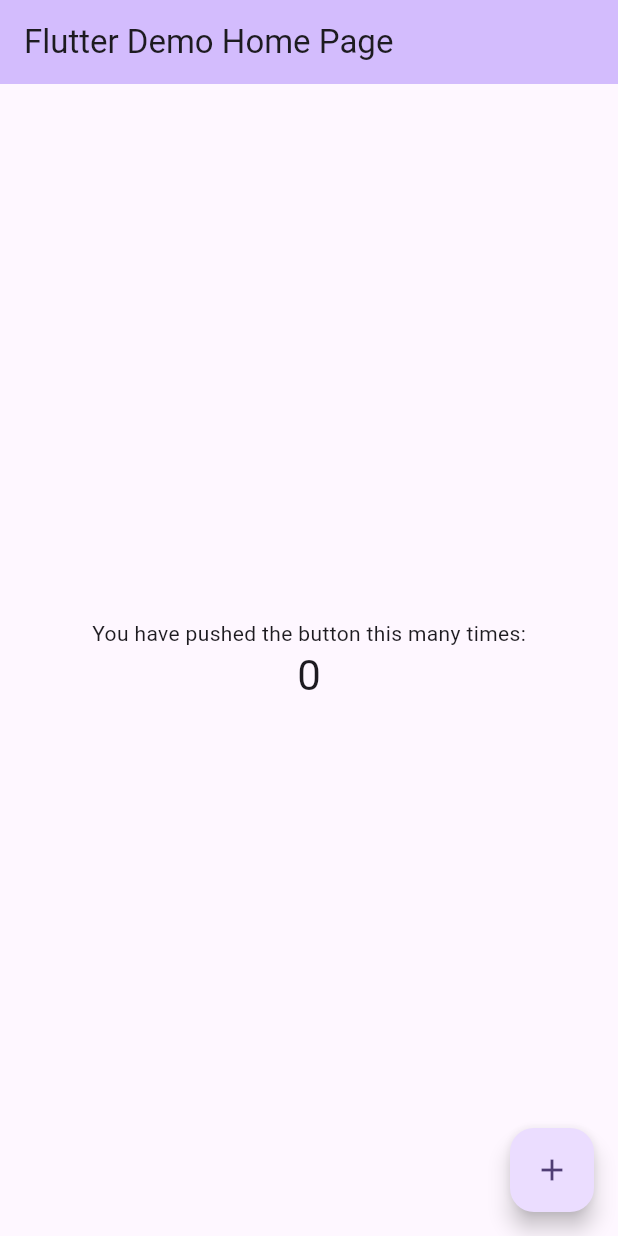
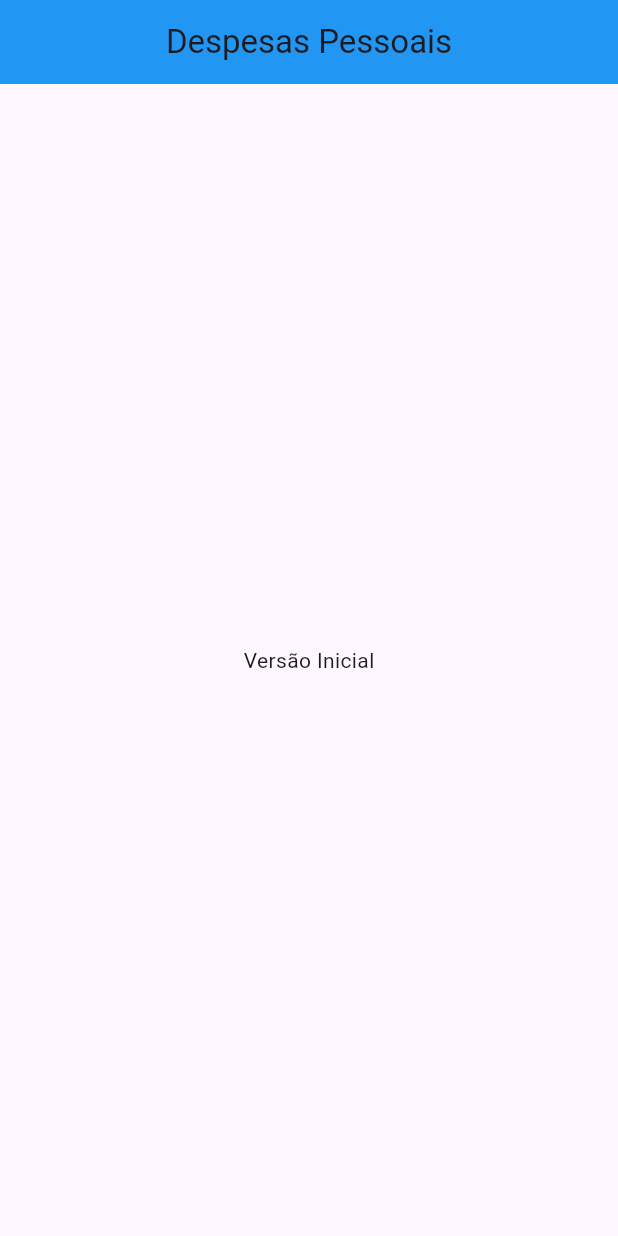
Before and after one commit to MarcosVenicioSJr/Expenses, a Flutter app: the screen it shows after launch, on a phone screen of 412 x 824 dp. Run offline on Flutter 3.47's test engine with Material 3 defaults, Android fonts, the phone set to English and light mode, and no system bars.

Commit message:
Add estrutura da main.dar

```diff
--- a/lib/main.dart
+++ b/lib/main.dart
@@ -1,122 +1,32 @@
 import 'package:flutter/material.dart';
 
-void main() {
-  runApp(const MyApp());
+main() {
+  runApp(const ExpensesApp());
 }
 
-class MyApp extends StatelessWidget {
-  const MyApp({super.key});
+class ExpensesApp extends StatelessWidget {
+  const ExpensesApp({super.key});
 
-  // This widget is the root of your application.
   @override
   Widget build(BuildContext context) {
-    return MaterialApp(
-      title: 'Flutter Demo',
-      theme: ThemeData(
-        // This is the theme of your application.
-        //
-        // TRY THIS: Try running your application with "flutter run". You'll see
-        // the application has a purple toolbar. Then, without quitting the app,
-        // try changing the seedColor in the colorScheme below to Colors.green
-        // and then invoke "hot reload" (save your changes or press the "hot
-        // reload" button in a Flutter-supported IDE, or press "r" if you used
-        // the command line to start the app).
-        //
-        // Notice that the counter didn't reset back to zero; the application
-        // state is not lost during the reload. To reset the state, use hot
-        // restart instead.
-        //
-        // This works for code too, not just values: Most code changes can be
-        // tested with just a hot reload.
-        colorScheme: ColorScheme.fromSeed(seedColor: Colors.deepPurple),
+    return MaterialApp(home: MyHome());
+  }
+}
+
+class MyHome extends StatelessWidget {
+  const MyHome({super.key});
+
+  @override
+  Widget build(BuildContext context) {
+    return Scaffold(
+      appBar: AppBar(
+        backgroundColor: Colors.blue,
+        title: Text("Despesas Pessoais"),
+        centerTitle: true,
       ),
-      home: const MyHomePage(title: 'Flutter Demo Home Page'),
+      body: Center(
+        child: Text("Versão Inicial")
+      )
     );
   }
 }
-
-class MyHomePage extends StatefulWidget {
-  const MyHomePage({super.key, required this.title});
-
-  // This widget is the home page of your application. It is stateful, meaning
-  // that it has a State object (defined below) that contains fields that affect
-  // how it looks.
-
-  // This class is the configuration for the state. It holds the values (in this
-  // case the title) provided by the parent (in this case the App widget) and
-  // used by the build method of the State. Fields in a Widget subclass are
-  // always marked "final".
-
-  final String title;
-
-  @override
-  State<MyHomePage> createState() => _MyHomePageState();
-}
-
-class _MyHomePageState extends State<MyHomePage> {
-  int _counter = 0;
-
-  void _incrementCounter() {
-    setState(() {
-      // This call to setState tells the Flutter framework that something has
-      // changed in this State, which causes it to rerun the build method below
-      // so that the display can reflect the updated values. If we changed
-      // _counter without calling setState(), then the build method would not be
-      // called again, and so nothing would appear to happen.
-      _counter++;
-    });
-  }
-
-  @override
-  Widget build(BuildContext context) {
-    // This method is rerun every time setState is called, for instance as done
-    // by the _incrementCounter method above.
-    //
-    // The Flutter framework has been optimized to make rerunning build methods
-    // fast, so that you can just rebuild anything that needs updating rather
-    // than having to individually change instances of widgets.
-    return Scaffold(
-      appBar: AppBar(
-        // TRY THIS: Try changing the color here to a specific color (to
-        // Colors.amber, perhaps?) and trigger a hot reload to see the AppBar
-        // change color while the other colors stay the same.
-        backgroundColor: Theme.of(context).colorScheme.inversePrimary,
-        // Here we take the value from the MyHomePage object that was created by
-        // the App.build method, and use it to set our appbar title.
-        title: Text(widget.title),
-      ),
-      body: Center(
-        // Center is a layout widget. It takes a single child and positions it
-        // in the middle of the parent.
-        child: Column(
-          // Column is also a layout widget. It takes a list of children and
-          // arranges them vertically. By default, it sizes itself to fit its
-          // children horizontally, and tries to be as tall as its parent.
-          //
-          // Column has various properties to control how it sizes itself and
-          // how it positions its children. Here we use mainAxisAlignment to
-          // center the children vertically; the main axis here is the vertical
-          // axis because Columns are vertical (the cross axis would be
-          // horizontal).
-          //
-          // TRY THIS: Invoke "debug painting" (choose the "Toggle Debug Paint"
-          // action in the IDE, or press "p" in the console), to see the
-          // wireframe for each widget.
-          mainAxisAlignment: MainAxisAlignment.center,
-          children: <Widget>[
-            const Text('You have pushed the button this many times:'),
-            Text(
-              '$_counter',
-              style: Theme.of(context).textTheme.headlineMedium,
-            ),
-          ],
-        ),
-      ),
-      floatingActionButton: FloatingActionButton(
-        onPressed: _incrementCounter,
-        tooltip: 'Increment',
-        child: const Icon(Icons.add),
-      ), // This trailing comma makes auto-formatting nicer for build methods.
-    );
-  }
-}
```
